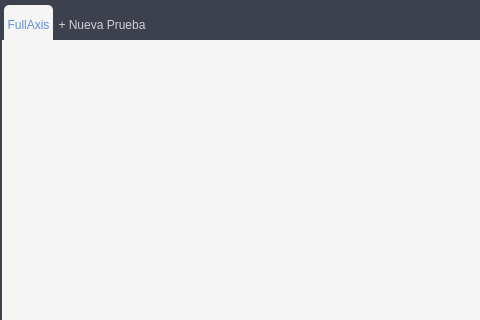
Above: src/main/python/UI/main.ui from Debaq/Fullaxis before the change; both pictures show x 0 to 480 and y 0 to 320 of the 800 by 492 pixel window. Below: the same form after it.
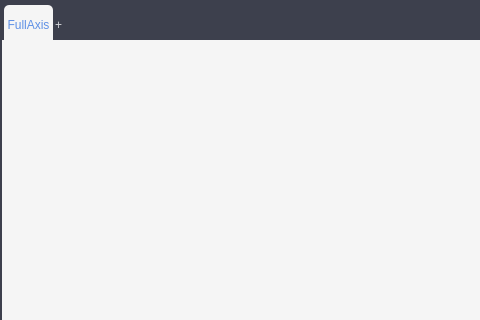
That is the form after the change.

Diff of the .ui file:
```diff
--- a/src/main/python/UI/main.ui
+++ b/src/main/python/UI/main.ui
@@ -178,7 +178,7 @@
             </size>
            </property>
            <property name="text">
-            <string> + Nueva Prueba </string>
+          <string>+</string>
            </property>
            <property name="flat">
             <bool>false</bool>
```
Left out of the diff: 45 changed lines with no effect on the pictures. Lines whose indentation alone changed are shown as unchanged.
